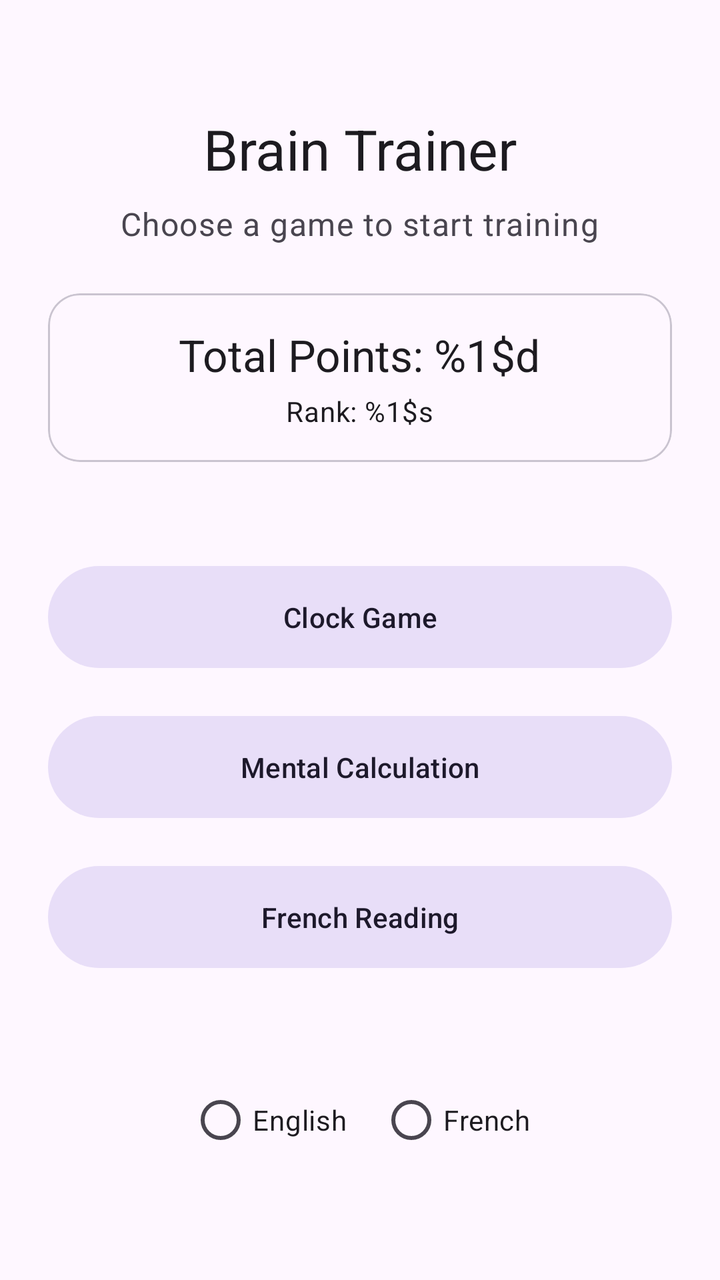
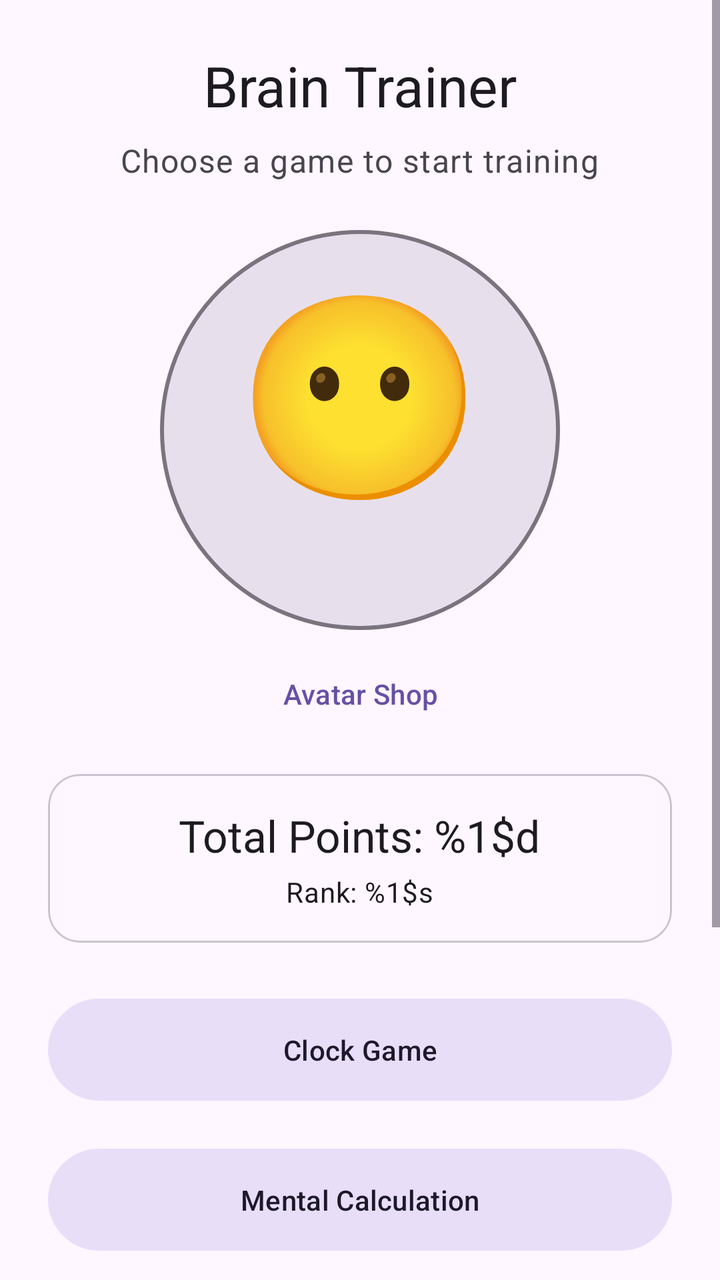

Compare the two renders of this Android layout. The source of the first and the diff that turns it into the second are given below.
<!-- AndroidManifest.xml: application theme Theme.AndroidApp -->
<!-- res/layout/activity_landing.xml -->
<?xml version="1.0" encoding="utf-8"?>
<LinearLayout xmlns:android="http://schemas.android.com/apk/res/android"
    xmlns:app="http://schemas.android.com/apk/res-auto"
    android:layout_width="match_parent"
    android:layout_height="match_parent"
    android:background="?attr/colorSurface"
    android:gravity="center"
    android:orientation="vertical"
    android:padding="24dp">

    <TextView
        android:id="@+id/landingTitle"
        android:layout_width="wrap_content"
        android:layout_height="wrap_content"
        android:text="@string/landing_title"
        android:textAppearance="?attr/textAppearanceHeadlineMedium"
        android:textColor="?attr/colorOnSurface" />

    <TextView
        android:id="@+id/landingSubtitle"
        android:layout_width="wrap_content"
        android:layout_height="wrap_content"
        android:layout_marginTop="8dp"
        android:text="@string/landing_subtitle"
        android:textAppearance="?attr/textAppearanceBodyLarge"
        android:textColor="?attr/colorOnSurfaceVariant" />

    <com.google.android.material.card.MaterialCardView
        android:layout_width="match_parent"
        android:layout_height="wrap_content"
        android:layout_marginTop="24dp"
        app:cardCornerRadius="16dp"
        app:cardElevation="0dp"
        app:strokeColor="?attr/colorOutlineVariant"
        app:strokeWidth="1dp">

        <LinearLayout
            android:layout_width="match_parent"
            android:layout_height="wrap_content"
            android:gravity="center"
            android:orientation="vertical"
            android:padding="16dp">

            <TextView
                android:id="@+id/totalPointsView"
                android:layout_width="wrap_content"
                android:layout_height="wrap_content"
                android:text="@string/user_points_format"
                android:textAppearance="?attr/textAppearanceTitleLarge" />

            <TextView
                android:id="@+id/userRankView"
                android:layout_width="wrap_content"
                android:layout_height="wrap_content"
                android:layout_marginTop="4dp"
                android:text="@string/user_rank_format"
                android:textAppearance="?attr/textAppearanceBodyMedium" />
        </LinearLayout>
    </com.google.android.material.card.MaterialCardView>

    <com.google.android.material.button.MaterialButton
        android:id="@+id/btnClockGame"
        style="@style/Widget.Material3.Button.TonalButton"
        android:layout_width="match_parent"
        android:layout_height="wrap_content"
        android:layout_marginTop="48dp"
        android:padding="16dp"
        android:text="@string/btn_clock_game" />

    <com.google.android.material.button.MaterialButton
        android:id="@+id/btnMentalMath"
        style="@style/Widget.Material3.Button.TonalButton"
        android:layout_width="match_parent"
        android:layout_height="wrap_content"
        android:layout_marginTop="16dp"
        android:padding="16dp"
        android:text="@string/btn_mental_math" />

    <com.google.android.material.button.MaterialButton
        android:id="@+id/btnReadingGame"
        style="@style/Widget.Material3.Button.TonalButton"
        android:layout_width="match_parent"
        android:layout_height="wrap_content"
        android:layout_marginTop="16dp"
        android:padding="16dp"
        android:text="@string/btn_reading_game" />

    <RadioGroup
        android:id="@+id/languageSelector"
        android:layout_width="wrap_content"
        android:layout_height="wrap_content"
        android:layout_marginTop="48dp"
        android:orientation="horizontal">

        <RadioButton
            android:id="@+id/languageEnglish"
            android:layout_width="wrap_content"
            android:layout_height="wrap_content"
            android:text="@string/language_english" />

        <RadioButton
            android:id="@+id/languageFrench"
            android:layout_width="wrap_content"
            android:layout_height="wrap_content"
            android:layout_marginStart="16dp"
            android:text="@string/language_french" />
    </RadioGroup>

</LinearLayout>
<!-- resources referenced by this layout -->
<resources>
  <string name="btn_clock_game">Clock Game</string>
  <string name="btn_mental_math">Mental Calculation</string>
  <string name="btn_reading_game">French Reading</string>
  <string name="landing_subtitle">Choose a game to start training</string>
  <string name="landing_title">Brain Trainer</string>
  <string name="language_english">English</string>
  <string name="language_french">French</string>
  <string name="user_points_format">Total Points: %1$d</string>
  <string name="user_rank_format">Rank: %1$s</string>
  <style name="Theme.AndroidApp" parent="Theme.Material3.DayNight">
          <item name="android:statusBarColor" tools:targetApi="l">@android:color/transparent</item>
      </style>
</resources>

<!-- the commit's change to res/layout/activity_landing.xml (unified diff, before → after) -->
@@ -1,109 +1,182 @@
 <?xml version="1.0" encoding="utf-8"?>
-<LinearLayout xmlns:android="http://schemas.android.com/apk/res/android"
+<ScrollView xmlns:android="http://schemas.android.com/apk/res/android"
     xmlns:app="http://schemas.android.com/apk/res-auto"
     android:layout_width="match_parent"
     android:layout_height="match_parent"
-    android:background="?attr/colorSurface"
-    android:gravity="center"
-    android:orientation="vertical"
-    android:padding="24dp">
+    android:background="?attr/colorSurface">
 
-    <TextView
-        android:id="@+id/landingTitle"
-        android:layout_width="wrap_content"
-        android:layout_height="wrap_content"
-        android:text="@string/landing_title"
-        android:textAppearance="?attr/textAppearanceHeadlineMedium"
-        android:textColor="?attr/colorOnSurface" />
-
-    <TextView
-        android:id="@+id/landingSubtitle"
-        android:layout_width="wrap_content"
-        android:layout_height="wrap_content"
-        android:layout_marginTop="8dp"
-        android:text="@string/landing_subtitle"
-        android:textAppearance="?attr/textAppearanceBodyLarge"
-        android:textColor="?attr/colorOnSurfaceVariant" />
-
-    <com.google.android.material.card.MaterialCardView
+    <LinearLayout
         android:layout_width="match_parent"
         android:layout_height="wrap_content"
-        android:layout_marginTop="24dp"
-        app:cardCornerRadius="16dp"
-        app:cardElevation="0dp"
-        app:strokeColor="?attr/colorOutlineVariant"
-        app:strokeWidth="1dp">
+        android:gravity="center"
+        android:orientation="vertical"
+        android:padding="24dp">
 
-        <LinearLayout
+        <TextView
+            android:id="@+id/landingTitle"
+            android:layout_width="wrap_content"
+            android:layout_height="wrap_content"
+            android:text="@string/landing_title"
+            android:textAppearance="?attr/textAppearanceHeadlineMedium"
+            android:textColor="?attr/colorOnSurface" />
+
+        <TextView
+            android:id="@+id/landingSubtitle"
+            android:layout_width="wrap_content"
+            android:layout_height="wrap_content"
+            android:layout_marginTop="8dp"
+            android:text="@string/landing_subtitle"
+            android:textAppearance="?attr/textAppearanceBodyLarge"
+            android:textColor="?attr/colorOnSurfaceVariant" />
+
+        
+        <FrameLayout
+            android:id="@+id/avatarContainer"
+            android:layout_width="200dp"
+            android:layout_height="200dp"
+            android:layout_marginTop="24dp"
+            android:background="@drawable/avatar_bg">
+
+            <TextView
+                android:id="@+id/avatarBase"
+                android:layout_width="wrap_content"
+                android:layout_height="wrap_content"
+                android:layout_gravity="center"
+                android:layout_marginBottom="20dp"
+                android:text="😶"
+                android:textSize="100sp" />
+
+            <TextView
+                android:id="@+id/avatarHat"
+                android:layout_width="wrap_content"
+                android:layout_height="wrap_content"
+                android:layout_gravity="top|center_horizontal"
+                android:layout_marginTop="10dp"
+                android:textSize="64sp" />
+
+            <TextView
+                android:id="@+id/avatarGlasses"
+                android:layout_width="wrap_content"
+                android:layout_height="wrap_content"
+                android:layout_gravity="center"
+                android:layout_marginBottom="25dp"
+                android:textSize="48sp" />
+
+            <TextView
+                android:id="@+id/avatarChest"
+                android:layout_width="wrap_content"
+                android:layout_height="wrap_content"
+                android:layout_gravity="bottom|center_horizontal"
+                android:layout_marginBottom="10dp"
+                android:textSize="44sp" />
+
+            <TextView
+                android:id="@+id/avatarCompanion"
+                android:layout_width="wrap_content"
+                android:layout_height="wrap_content"
+                android:layout_gravity="bottom|end"
+                android:layout_marginEnd="15dp"
+                android:layout_marginBottom="15dp"
+                android:textSize="48sp" />
+        </FrameLayout>
+
+        <com.google.android.material.button.MaterialButton
+            android:id="@+id/btnShop"
+            style="@style/Widget.Material3.Button.TextButton"
+            android:layout_width="wrap_content"
+            android:layout_height="wrap_content"
+            android:layout_marginTop="8dp"
+            android:text="@string/btn_shop" />
+
+        <com.google.android.material.card.MaterialCardView
             android:layout_width="match_parent"
             android:layout_height="wrap_content"
-            android:gravity="center"
-            android:orientation="vertical"
-            android:padding="16dp">
+            android:layout_marginTop="16dp"
+            app:cardCornerRadius="16dp"
+            app:cardElevation="0dp"
+            app:strokeColor="?attr/colorOutlineVariant"
+            app:strokeWidth="1dp">
 
-            <TextView
-                android:id="@+id/totalPointsView"
+            <LinearLayout
+                android:layout_width="match_parent"
+                android:layout_height="wrap_content"
+                android:gravity="center"
+                android:orientation="vertical"
+                android:padding="16dp">
+
+                <TextView
+                    android:id="@+id/totalPointsView"
+                    android:layout_width="wrap_content"
+                    android:layout_height="wrap_content"
+                    android:text="@string/user_points_format"
+                    android:textAppearance="?attr/textAppearanceTitleLarge" />
+
+                <TextView
+                    android:id="@+id/userRankView"
+                    android:layout_width="wrap_content"
+                    android:layout_height="wrap_content"
+                    android:layout_marginTop="4dp"
+                    android:text="@string/user_rank_format"
+                    android:textAppearance="?attr/textAppearanceBodyMedium" />
+            </LinearLayout>
+        </com.google.android.material.card.MaterialCardView>
+
+        <com.google.android.material.button.MaterialButton
+            android:id="@+id/btnClockGame"
+            style="@style/Widget.Material3.Button.TonalButton"
+            android:layout_width="match_parent"
+            android:layout_height="wrap_content"
+            android:layout_marginTop="24dp"
+            android:padding="16dp"
+            android:text="@string/btn_clock_game" />
+
+        <com.google.android.material.button.MaterialButton
+            android:id="@+id/btnMentalMath"
+            style="@style/Widget.Material3.Button.TonalButton"
+            android:layout_width="match_parent"
+            android:layout_height="wrap_content"
+            android:layout_marginTop="16dp"
+            android:padding="16dp"
+            android:text="@string/btn_mental_math" />
+
+        <com.google.android.material.button.MaterialButton
+            android:id="@+id/btnReadingGame"
+            style="@style/Widget.Material3.Button.TonalButton"
+            android:layout_width="match_parent"
+            android:layout_height="wrap_content"
+            android:layout_marginTop="16dp"
+            android:padding="16dp"
+            android:text="@string/btn_reading_game" />
+
+        <com.google.android.material.button.MaterialButton
+            android:id="@+id/btnReadingGameEn"
+            style="@style/Widget.Material3.Button.TonalButton"
+            android:layout_width="match_parent"
+            android:layout_height="wrap_content"
+            android:layout_marginTop="16dp"
+            android:padding="16dp"
+            android:text="@string/btn_reading_game_en" />
+
+        <RadioGroup
+            android:id="@+id/languageSelector"
+            android:layout_width="wrap_content"
+            android:layout_height="wrap_content"
+            android:layout_marginTop="32dp"
+            android:orientation="horizontal">
+
+            <RadioButton
+                android:id="@+id/languageEnglish"
                 android:layout_width="wrap_content"
                 android:layout_height="wrap_content"
-                android:text="@string/user_points_format"
-                android:textAppearance="?attr/textAppearanceTitleLarge" />
+                android:text="@string/language_english" />
 
-            <TextView
-                android:id="@+id/userRankView"
+            <RadioButton
+                android:id="@+id/languageFrench"
                 android:layout_width="wrap_content"
                 android:layout_height="wrap_content"
-                android:layout_marginTop="4dp"
-                android:text="@string/user_rank_format"
-                android:textAppearance="?attr/textAppearanceBodyMedium" />
-        </LinearLayout>
-    </com.google.android.material.card.MaterialCardView>
+                android:layout_marginStart="16dp"
+                android:text="@string/language_french" />
+        </RadioGroup>
 
-    <com.google.android.material.button.MaterialButton
-        android:id="@+id/btnClockGame"
-        style="@style/Widget.Material3.Button.TonalButton"
-        android:layout_width="match_parent"
-        android:layout_height="wrap_content"
-        android:layout_marginTop="48dp"
-        android:padding="16dp"
-        android:text="@string/btn_clock_game" />
-
-    <com.google.android.material.button.MaterialButton
-        android:id="@+id/btnMentalMath"
-        style="@style/Widget.Material3.Button.TonalButton"
-        android:layout_width="match_parent"
-        android:layout_height="wrap_content"
-        android:layout_marginTop="16dp"
-        android:padding="16dp"
-        android:text="@string/btn_mental_math" />
-
-    <com.google.android.material.button.MaterialButton
-        android:id="@+id/btnReadingGame"
-        style="@style/Widget.Material3.Button.TonalButton"
-        android:layout_width="match_parent"
-        android:layout_height="wrap_content"
-        android:layout_marginTop="16dp"
-        android:padding="16dp"
-        android:text="@string/btn_reading_game" />
-
-    <RadioGroup
-        android:id="@+id/languageSelector"
-        android:layout_width="wrap_content"
-        android:layout_height="wrap_content"
-        android:layout_marginTop="48dp"
-        android:orientation="horizontal">
-
-        <RadioButton
-            android:id="@+id/languageEnglish"
-            android:layout_width="wrap_content"
-            android:layout_height="wrap_content"
-            android:text="@string/language_english" />
-
-        <RadioButton
-            android:id="@+id/languageFrench"
-            android:layout_width="wrap_content"
-            android:layout_height="wrap_content"
-            android:layout_marginStart="16dp"
-            android:text="@string/language_french" />
-    </RadioGroup>
-
-</LinearLayout>
+    </LinearLayout>
+</ScrollView>
<!-- resource entries referenced after the edit -->
@@ -1,8 +1,19 @@
 <!-- resources referenced by this layout -->
 <resources>
+  <!-- drawable avatar_bg (drawable) -->
+  <?xml version="1.0" encoding="utf-8"?>
+  <shape xmlns:android="http://schemas.android.com/apk/res/android"
+      android:shape="oval">
+      <solid android:color="?attr/colorSurfaceVariant" />
+      <stroke
+          android:width="2dp"
+          android:color="?attr/colorOutline" />
+  </shape>
   <string name="btn_clock_game">Clock Game</string>
   <string name="btn_mental_math">Mental Calculation</string>
   <string name="btn_reading_game">French Reading</string>
+  <string name="btn_reading_game_en">English Reading</string>
+  <string name="btn_shop">Avatar Shop</string>
   <string name="landing_subtitle">Choose a game to start training</string>
   <string name="landing_title">Brain Trainer</string>
   <string name="language_english">English</string>
